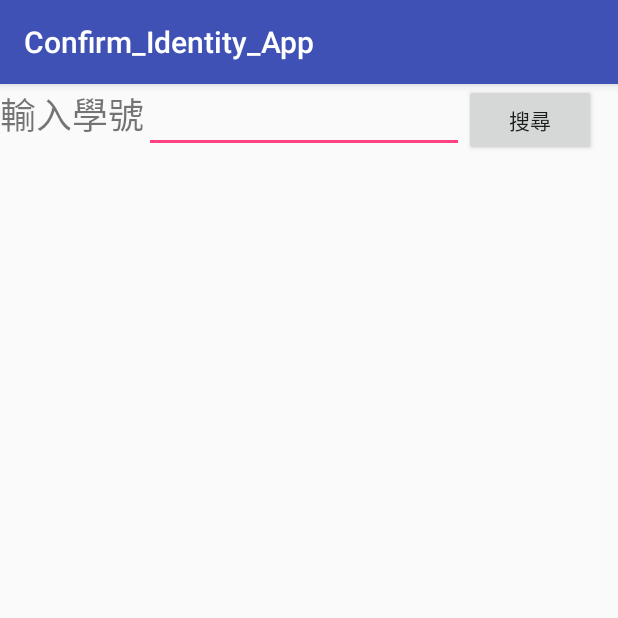
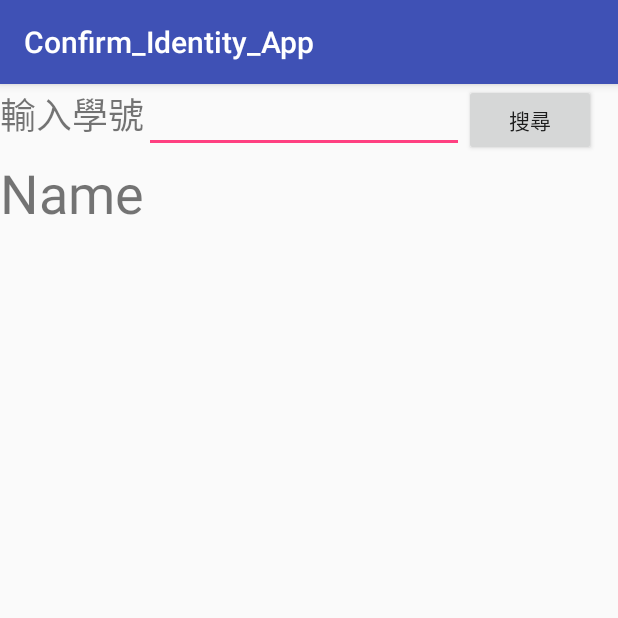
Before and after one commit to nckucsiewv/Confirm_identity_app, an Android app: the DeleteActivity screen opened directly, with no data from a screen before it, on a phone screen of 412 x 824 dp, the top half of it. Run offline under Robolectric (Android 15) with nearby library versions, the phone set to English and light mode, and no system bars; our stand-ins replace Firebase (no records; nobody signed in at launch, a user with empty details on screens opened directly).

Commit message:
fix bugs

```diff
--- a/app/src/main/java/csiewv/yuwen/app/app/Database.java
+++ b/app/src/main/java/csiewv/yuwen/app/app/Database.java
@@ -44,7 +44,7 @@ public final class Database {
     public int register(String studentId, String date){
         // [START write database yuwen]
         try {
-            mDatabase = database.getReference("uid/users/" + studentId + "/check/" + date);
+            mDatabase = database.getReference("users/" + studentId + "/check/" + date);
             mDatabase.setValue("1");    //0:not yet. 1:has already confirmed.
             // [END write database yuwen]
         } catch (Exception e) {
@@ -82,7 +82,7 @@ public final class Database {
     }
 
     public void delete(String studentID,String Date){
-        mDatabase = database.getReference("uid/users/" + studentID + "/check/" + Date);
+        mDatabase = database.getReference("users/" + studentID + "/check/" + Date);
         mDatabase.setValue("0");
     }
 }
--- a/app/src/main/java/csiewv/yuwen/app/app/DeleteActivity.java
+++ b/app/src/main/java/csiewv/yuwen/app/app/DeleteActivity.java
@@ -46,7 +46,7 @@ public class DeleteActivity extends AppCompatActivity implements ApiCallback{
         list.setChoiceMode(ListView.CHOICE_MODE_MULTIPLE);
 
         // firebase
-        database = FirebaseDatabase.getInstance().getReference("uid").child("users");
+        database = FirebaseDatabase.getInstance().getReference("users");
         final String[] date = {"20171104","20171105","20171111","20171112"};
 
 
@@ -59,9 +59,12 @@ public class DeleteActivity extends AppCompatActivity implements ApiCallback{
                     @Override
                     public void onDataChange(DataSnapshot dataSnapshot) {
                         adapter.clear();
+                        TextView tv = (TextView) findViewById(R.id.tv_name);
+                        tv.setText("");
                         bt_ok.setVisibility(View.INVISIBLE);
                         for (DataSnapshot ds :dataSnapshot.getChildren()) {
                             if (id.getText().toString().equals(ds.getKey().toString())){
+                                tv.setText(ds.child("name").getValue().toString());
                                 for(DataSnapshot d_c : ds.child("check").getChildren()) {
                                     adapter.add(d_c.getKey().toString() + " : " + d_c.getValue().toString());
                                 }
--- a/app/src/main/java/csiewv/yuwen/app/app/ShowActivity.java
+++ b/app/src/main/java/csiewv/yuwen/app/app/ShowActivity.java
@@ -65,10 +65,8 @@ public class ShowActivity extends AppCompatActivity {
         String getDepartmentEng[] = chosenDepartment.split(" ");
         chosenDepartment = getDepartmentEng[0];
 
-        chosenDate = CURRENT_MONTH+chosenDate;
-
         intent.putExtra("department",chosenDepartment);
-        intent.putExtra("date",chosenDate);
+        intent.putExtra("date",CURRENT_MONTH+chosenDate);
 
         startActivity(intent);
     }
--- a/app/src/main/res/layout/activity_delete.xml
+++ b/app/src/main/res/layout/activity_delete.xml
@@ -51,6 +51,13 @@
 
         </LinearLayout>
 
+        <TextView
+            android:id="@+id/tv_name"
+            android:layout_width="match_parent"
+            android:layout_height="wrap_content"
+            android:text="Name"
+            android:textSize="36sp" />
+
         <LinearLayout
             android:layout_width="match_parent"
             android:layout_height="match_parent"
```
Also changed, not shown: app/src/main/java/csiewv/yuwen/app/app/DataActivity.java (+7 -3 lines), app/src/main/java/csiewv/yuwen/app/app/ScanActivity.java (+5 -3 lines), 1 other file.
